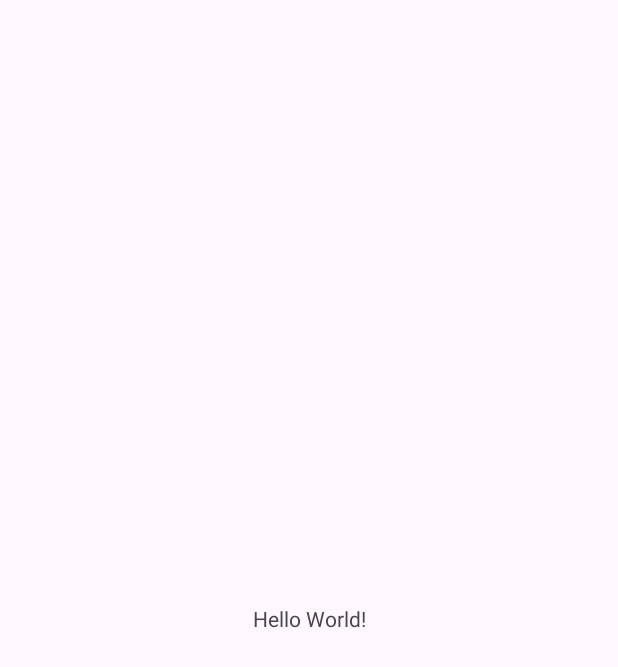
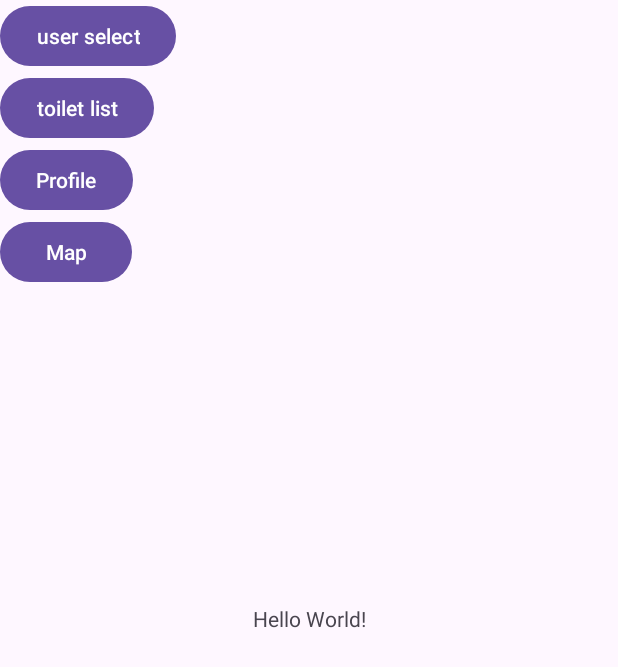
Before and after one commit to LoganLeeTwentyThree/CrapMap, an Android app: the screen it shows after launch (MainActivity), on a phone screen of 412 x 824 dp. Before the commit the part shown is almost empty. Shown: the top 667 px of the screen. Run offline under Robolectric (Android 15) with nearby library versions, the phone set to English and light mode, and no system bars.

Commit message:
restored to functional state again but this time it is actually functional

```diff
--- a/app/src/main/java/com/example/crapmap/MainActivity.java
+++ b/app/src/main/java/com/example/crapmap/MainActivity.java
@@ -2,13 +2,60 @@ package com.example.crapmap;
 
 import androidx.appcompat.app.AppCompatActivity;
 
+import android.content.Intent;
 import android.os.Bundle;
+import android.util.Log;
+import android.view.View;
+import android.widget.Button;
 
-public class MainActivity extends AppCompatActivity {
+public class MainActivity extends AppCompatActivity implements View.OnClickListener {
 
     @Override
     protected void onCreate(Bundle savedInstanceState) {
         super.onCreate(savedInstanceState);
         setContentView(R.layout.activity_main);
+
+        Button userSelectButton = findViewById(R.id.user_select_button);
+        Button toiletListButton = findViewById(R.id.toilet_list_button);
+        Button profileButton = findViewById(R.id.profile_button);
+        Button mapButton = findViewById(R.id.map_button);
+
+        userSelectButton.setOnClickListener(this);
+        toiletListButton.setOnClickListener(this);
+        profileButton.setOnClickListener(this);
+        mapButton.setOnClickListener(this);
+    }
+
+    //    @Override
+    public void onClick(View view) {
+        // user select -> launch user select view
+        // TODO
+        if (view.getId() == R.id.user_select_button) {
+            Log.d("MainActivity.java", "clicked user select button");
+            // Intent intent = new Intent(this, UserSelect.class /*fix this*/);
+            // startActivity(intent);
+        }
+
+        // toiletListButton -> launch toilet list view
+        // TODO
+        if (view.getId() == R.id.toilet_list_button) {
+            Log.d("MainActivity.java", "clicked toilet list button");
+            Intent intent = new Intent(this, ToiletList.class);
+            startActivity(intent);
+        }
+
+        // profileButton -> launch profile view
+        // TODO
+
+
+        // mapButton -> launch map view
+        // TODO
+
+    }
+
+    // auto-generated by android studio, idk
+    @Override
+    public void onPointerCaptureChanged(boolean hasCapture) {
+        super.onPointerCaptureChanged(hasCapture);
     }
 }
--- a/app/src/main/res/layout/activity_main.xml
+++ b/app/src/main/res/layout/activity_main.xml
@@ -15,4 +15,36 @@
         app:layout_constraintStart_toStartOf="parent"
         app:layout_constraintTop_toTopOf="parent" />
 
+    <Button
+        android:id="@+id/user_select_button"
+        android:layout_width="wrap_content"
+        android:layout_height="wrap_content"
+        android:text="user select"
+        app:layout_constraintStart_toStartOf="parent"
+        app:layout_constraintTop_toTopOf="parent" />
+
+    <Button
+        android:id="@+id/toilet_list_button"
+        android:layout_width="wrap_content"
+        android:layout_height="wrap_content"
+        android:text="toilet list"
+        app:layout_constraintStart_toStartOf="parent"
+        app:layout_constraintTop_toBottomOf="@+id/user_select_button" />
+
+    <Button
+        android:id="@+id/profile_button"
+        android:layout_width="wrap_content"
+        android:layout_height="wrap_content"
+        android:text="Profile"
+        app:layout_constraintStart_toStartOf="parent"
+        app:layout_constraintTop_toBottomOf="@+id/toilet_list_button" />
+
+    <Button
+        android:id="@+id/map_button"
+        android:layout_width="wrap_content"
+        android:layout_height="wrap_content"
+        android:text="Map"
+        app:layout_constraintStart_toStartOf="parent"
+        app:layout_constraintTop_toBottomOf="@+id/profile_button" />
+
 </androidx.constraintlayout.widget.ConstraintLayout>
```
